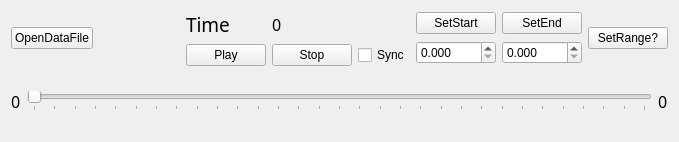
Old version of the form sdpPlayerWidget.ui in the repository jhu-saw/sawDataPlayer.
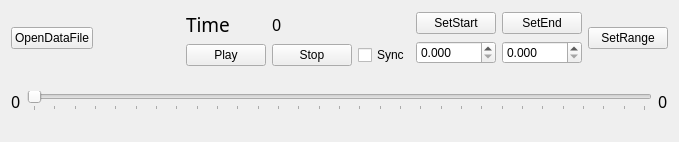
New version of the form.

Diff of the .ui file:
```diff
--- a/sdpPlayerWidget.ui
+++ b/sdpPlayerWidget.ui
@@ -137,7 +137,7 @@
        <item>
         <widget class="QPushButton" name="SaveButton">
          <property name="text">
-          <string>SetRange?</string>
+          <string>SetRange</string>
          </property>
         </widget>
        </item>
```
Left out of the diff: 2 changed lines with no effect on the pictures.
